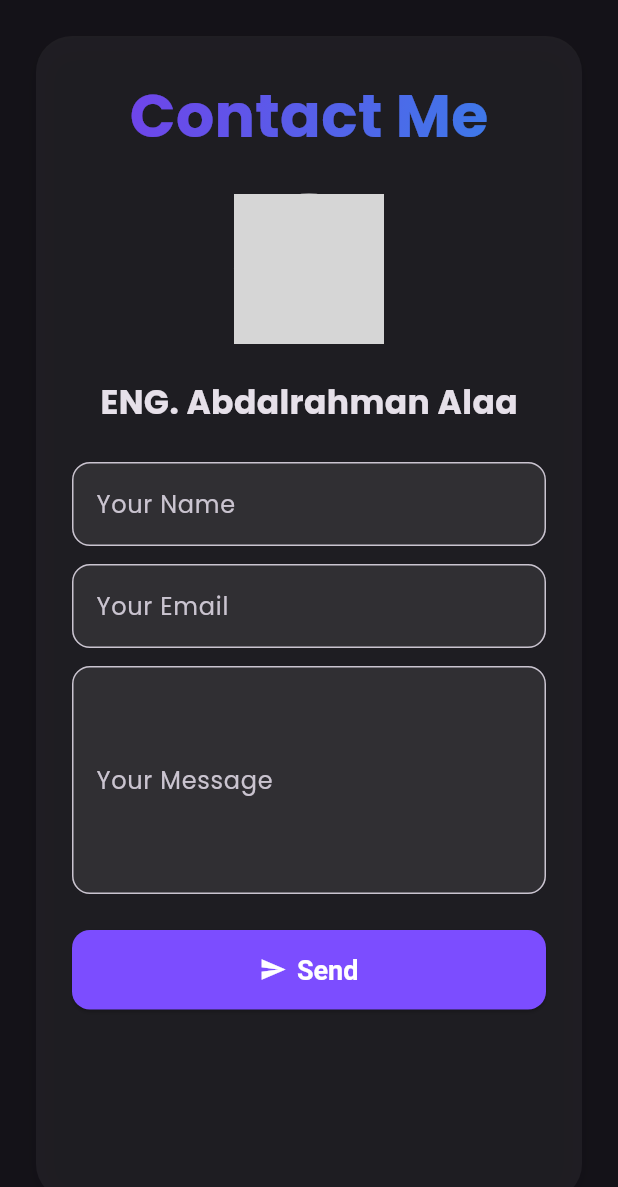
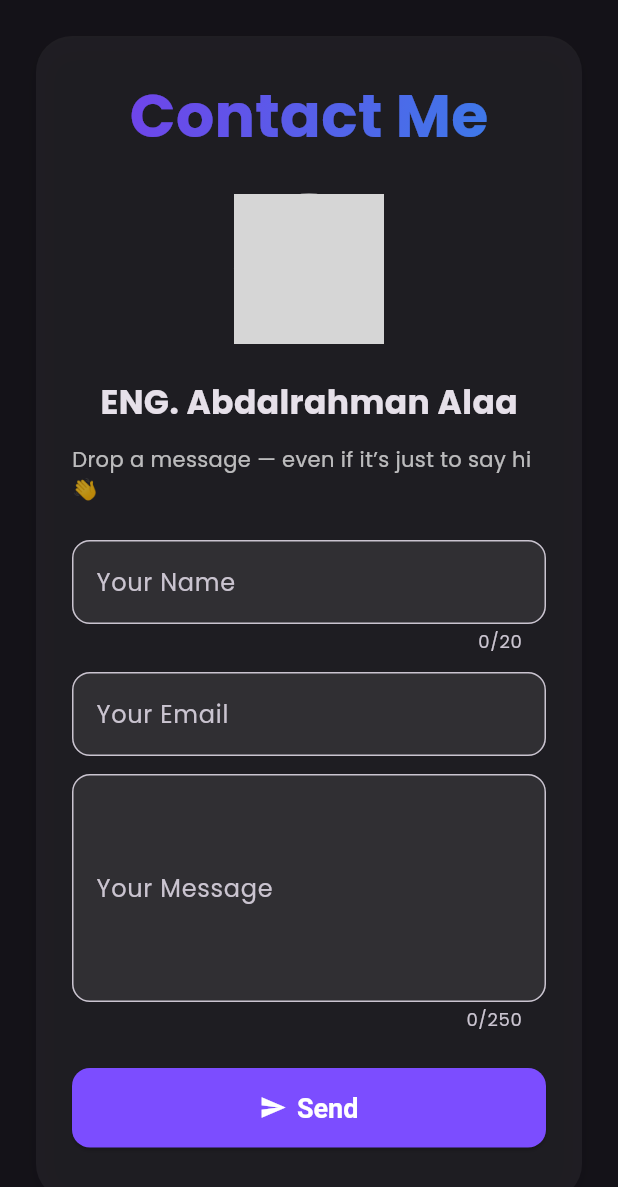
Before and after one commit to Abdalrahman1723/my-portfolio, a Flutter app: the ContactSection widget shown alone on an empty page, opened directly, on a phone screen of 412 x 824 dp. Shown: the top 1187 px of the screen. Run offline on Flutter 3.47's test engine with Material 3 defaults, Android fonts, the phone set to English and light mode, and no system bars; our stand-ins replace font_awesome_flutter, google_fonts, responsive_framework; missing offline and left inert: dynamic_height_grid_view; network calls fail; grey boxes are pictures that could not be loaded.

Commit message:
add max length for text fields

```diff
--- a/lib/sections/contact_me_section.dart
+++ b/lib/sections/contact_me_section.dart
@@ -89,8 +89,15 @@ class _ContactSectionState extends State<ContactSection> {
               "ENG. Abdalrahman Alaa",
               style: const TextStyle(fontSize: 22, fontWeight: FontWeight.bold),
             ),
+            SizedBox(height: 12),
+            Text(
+              "Drop a message — even if it’s just to say hi 👋",
+              style: TextStyle(fontSize: 14, color: Colors.white70),
+            ),
             const SizedBox(height: 24),
+            //---------send email form
             TextField(
+              maxLength: 20,
               controller: _nameController,
               decoration: InputDecoration(
                 labelText: 'Your Name',
@@ -115,6 +122,7 @@ class _ContactSectionState extends State<ContactSection> {
             ),
             const SizedBox(height: 12),
             TextField(
+              maxLength: 250,
               controller: _messageController,
               maxLines: 5,
               decoration: InputDecoration(
```
